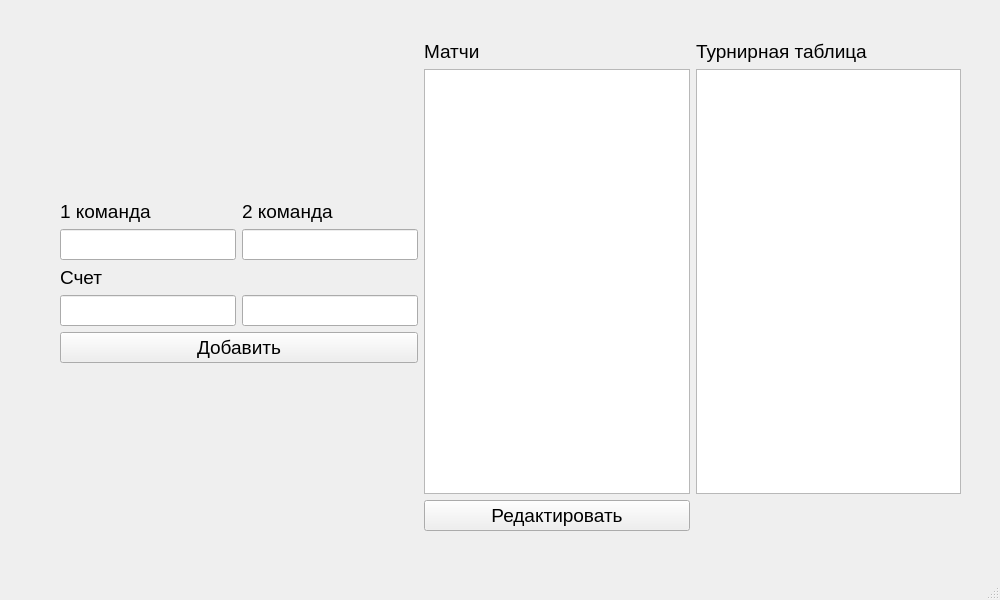
Before: the Qt Designer form mainwindow.ui in VadimKarelov/CreativeTask_Calculator, drawn with Qt 5.
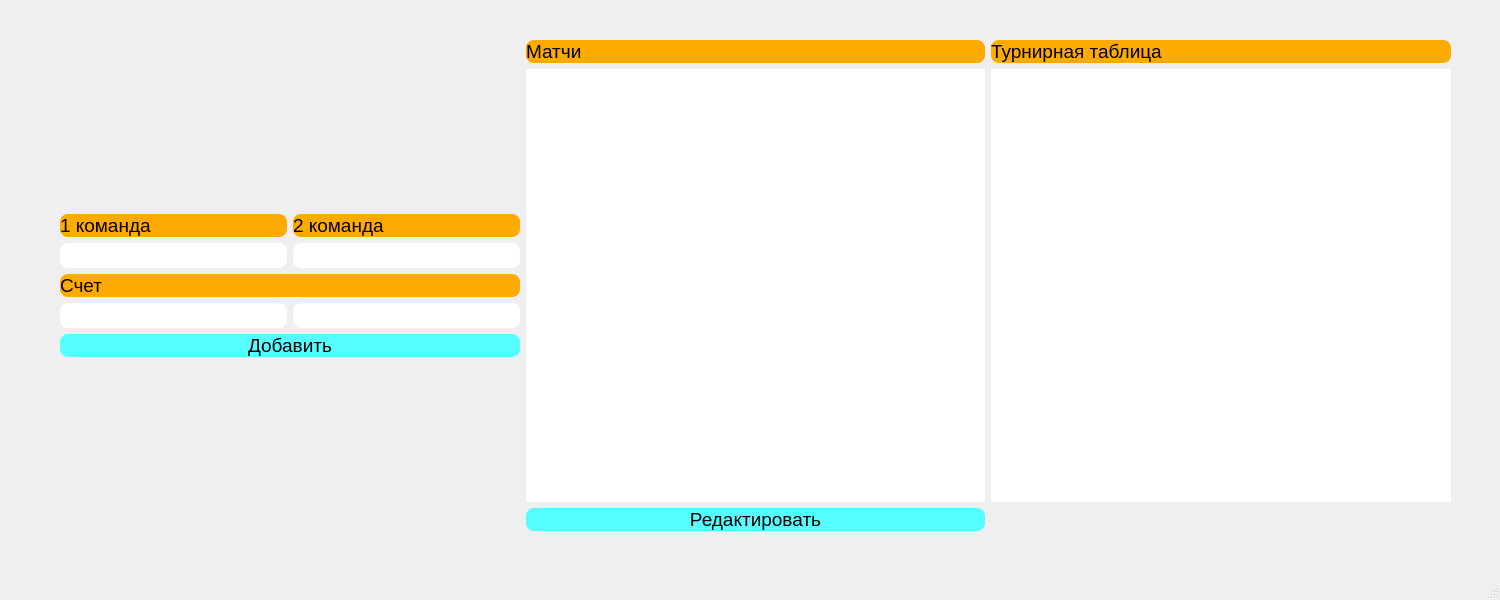
After: the same form once the commit is applied.

```diff
--- a/mainwindow.ui
+++ b/mainwindow.ui
@@ -6,7 +6,7 @@
    <rect>
     <x>0</x>
     <y>0</y>
-    <width>1000</width>
+    <width>1500</width>
     <height>600</height>
    </rect>
   </property>
@@ -18,13 +18,13 @@
   </property>
   <property name="minimumSize">
    <size>
-    <width>1000</width>
+    <width>1500</width>
     <height>600</height>
    </size>
   </property>
   <property name="maximumSize">
    <size>
-    <width>1000</width>
+    <width>1500</width>
     <height>600</height>
    </size>
   </property>
@@ -34,13 +34,16 @@
   <property name="autoFillBackground">
    <bool>false</bool>
   </property>
+  <property name="styleSheet">
+   <string notr="true"/>
+  </property>
   <widget class="QWidget" name="centralwidget">
    <widget class="QWidget" name="horizontalLayoutWidget">
     <property name="geometry">
      <rect>
       <x>60</x>
       <y>40</y>
-      <width>901</width>
+      <width>1391</width>
       <height>491</height>
      </rect>
     </property>
@@ -56,6 +59,9 @@
              <pointsize>14</pointsize>
             </font>
            </property>
+           <property name="styleSheet">
+            <string notr="true">border-radius: 8px;</string>
+           </property>
           </widget>
          </item>
          <item row="1" column="1">
@@ -65,6 +71,10 @@
              <pointsize>14</pointsize>
             </font>
            </property>
+           <property name="styleSheet">
+            <string notr="true">background-color: rgb(255, 170, 0);
+border-radius: 8px;</string>
+           </property>
            <property name="text">
             <string>2 команда</string>
            </property>
@@ -77,6 +87,10 @@
              <pointsize>14</pointsize>
             </font>
            </property>
+           <property name="styleSheet">
+            <string notr="true">background-color: rgb(85, 255, 255);
+border-radius: 8px;</string>
+           </property>
            <property name="text">
             <string>Добавить</string>
            </property>
@@ -89,6 +103,9 @@
              <pointsize>14</pointsize>
             </font>
            </property>
+           <property name="styleSheet">
+            <string notr="true">border-radius: 8px;</string>
+           </property>
           </widget>
          </item>
          <item row="1" column="0">
@@ -98,6 +115,10 @@
              <pointsize>14</pointsize>
             </font>
            </property>
+           <property name="styleSheet">
+            <string notr="true">background-color: rgb(255, 170, 0);
+border-radius: 8px;</string>
+           </property>
            <property name="text">
             <string>1 команда</string>
            </property>
@@ -110,6 +131,9 @@
              <pointsize>14</pointsize>
             </font>
            </property>
+           <property name="styleSheet">
+            <string notr="true">border-radius: 8px;</string>
+           </property>
           </widget>
          </item>
          <item row="3" column="0" colspan="2">
@@ -119,6 +143,10 @@
              <pointsize>14</pointsize>
             </font>
            </property>
+           <property name="styleSheet">
+            <string notr="true">background-color: rgb(255, 170, 0);
+border-radius: 8px;</string>
+           </property>
            <property name="text">
             <string>Счет</string>
            </property>
@@ -144,6 +172,9 @@
              <pointsize>14</pointsize>
             </font>
            </property>
+           <property name="styleSheet">
+            <string notr="true">border-radius: 8px;</string>
+           </property>
           </widget>
          </item>
          <item row="0" column="0" colspan="2">
@@ -168,6 +199,10 @@
            <pointsize>14</pointsize>
           </font>
          </property>
+         <property name="styleSheet">
+          <string notr="true">background-color: rgb(255, 170, 0);
+border-radius: 8px;</string>
+         </property>
          <property name="text">
           <string>Турнирная таблица</string>
          </property>
@@ -180,6 +215,10 @@
            <pointsize>14</pointsize>
           </font>
          </property>
+         <property name="styleSheet">
+          <string notr="true">background-color: rgb(255, 170, 0);
+border-radius: 8px;</string>
+         </property>
          <property name="text">
           <string>Матчи</string>
          </property>
@@ -192,6 +231,10 @@
            <pointsize>14</pointsize>
           </font>
          </property>
+         <property name="styleSheet">
+          <string notr="true">background-color: rgb(85, 255, 255);
+border-radius: 8px;</string>
+         </property>
          <property name="text">
           <string>Редактировать</string>
          </property>
@@ -204,6 +247,9 @@
            <pointsize>14</pointsize>
           </font>
          </property>
+         <property name="styleSheet">
+          <string notr="true">border-radius: 8px;</string>
+         </property>
         </widget>
        </item>
        <item row="1" column="2">
@@ -213,6 +259,9 @@
            <pointsize>14</pointsize>
           </font>
          </property>
+         <property name="styleSheet">
+          <string notr="true">border-radius: 8px;</string>
+         </property>
         </widget>
        </item>
       </layout>
```
Left out of the diff: 2 changed lines with no effect on the pictures.
